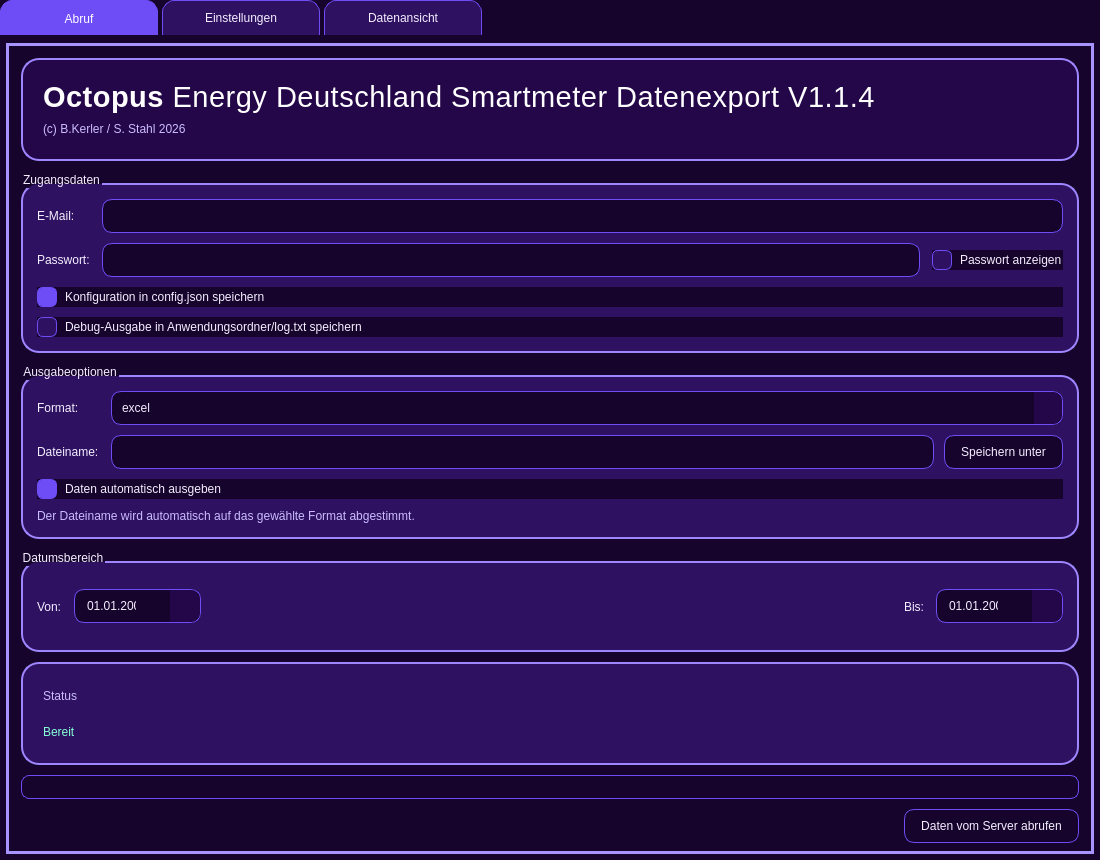
The window that octopusdetool/octopusdetool_gui.ui (bkerler/octopusdetool) describes before a commit, drawn with Qt 5.
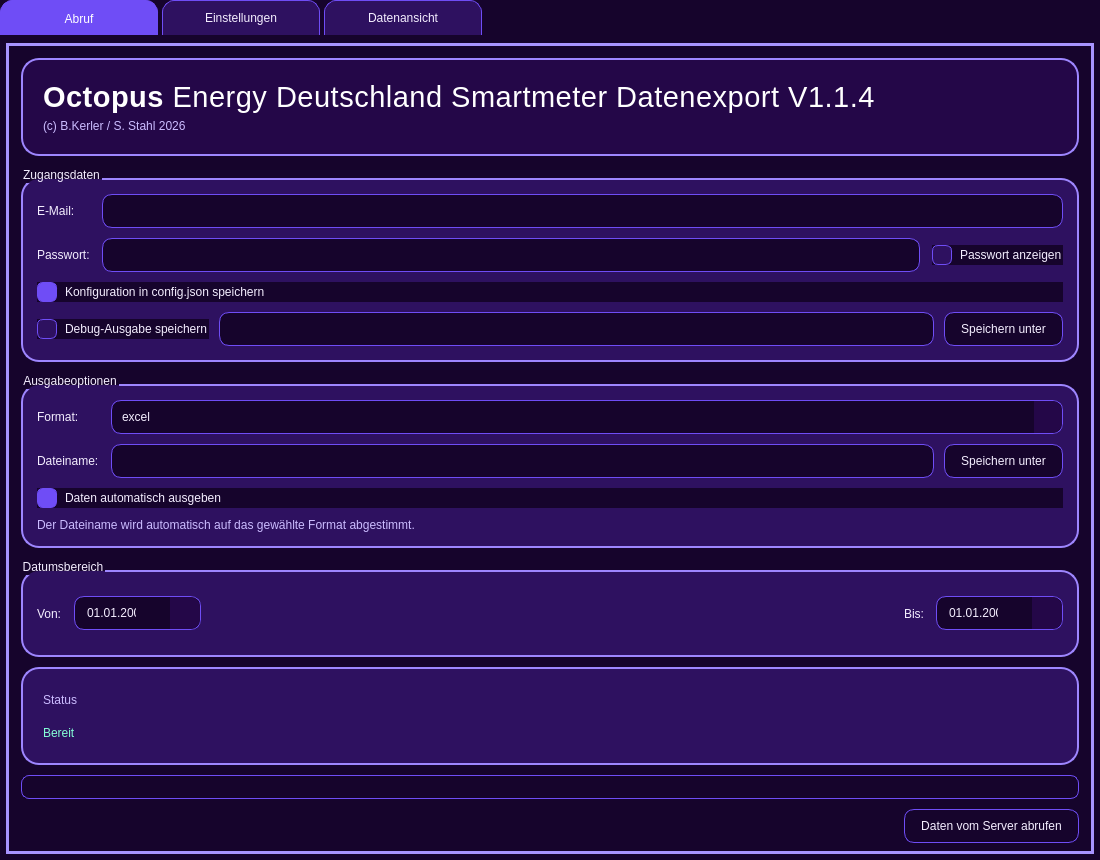
The same window after the commit.

```diff
--- a/octopusdetool/octopusdetool_gui.ui
+++ b/octopusdetool/octopusdetool_gui.ui
@@ -587,11 +587,32 @@
                </widget>
               </item>
               <item row="3" column="0" colspan="3">
+               <layout class="QHBoxLayout" name="debugOutputRowLayout">
+                <property name="spacing">
+                 <number>10</number>
+                </property>
+                <item>
                <widget class="QCheckBox" name="debugCheckBox">
                 <property name="text">
-                 <string>Debug-Ausgabe in Anwendungsordner/log.txt speichern</string>
-                </property>
-               </widget>
+                   <string>Debug-Ausgabe speichern</string>
+                  </property>
+                 </widget>
+                </item>
+                <item>
+                 <widget class="QLineEdit" name="debugOutputLineEdit">
+                  <property name="clearButtonEnabled">
+                   <bool>true</bool>
+                  </property>
+                 </widget>
+                </item>
+                <item>
+                 <widget class="QPushButton" name="browseDebugOutputButton">
+                  <property name="text">
+                   <string>Speichern unter</string>
+                  </property>
+                 </widget>
+                </item>
+               </layout>
               </item>
              </layout>
             </widget>
```
Lines whose indentation alone changed are shown as unchanged.
